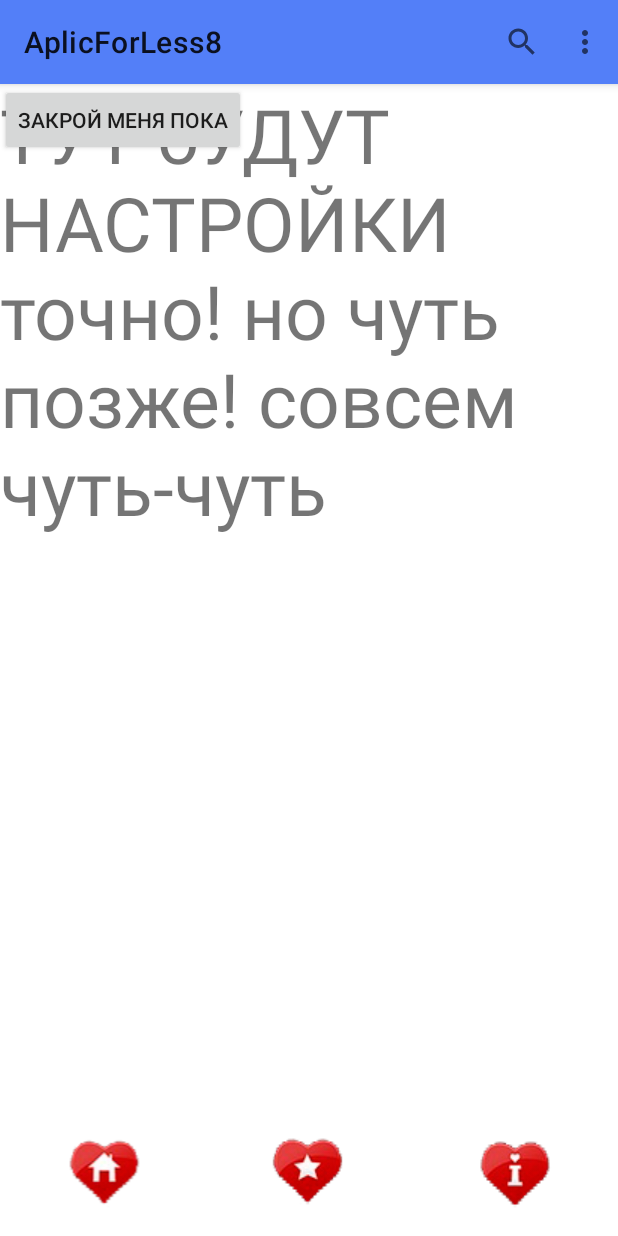
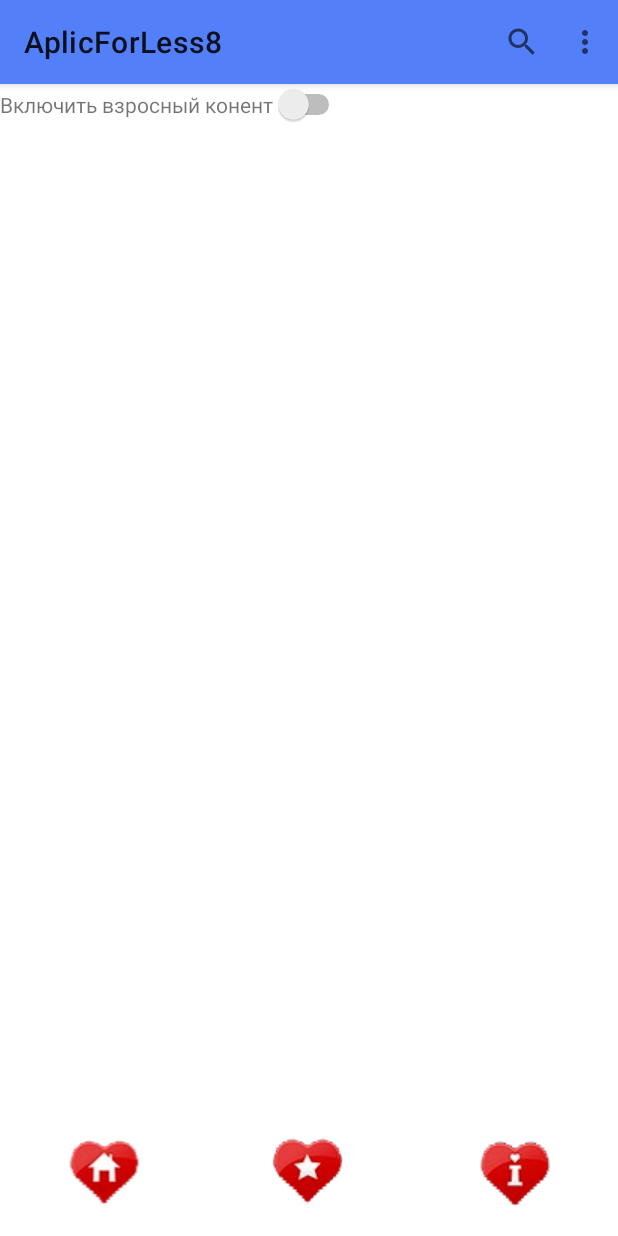
Before and after one commit to aleks-hd/AplicForLess8, an Android app: the screen it shows after launch (MainActivity), in the options menu, after a tap on "Натсройки", on a phone screen of 412 x 824 dp. Run offline under Robolectric (Android 15) with nearby library versions, the phone set to English and light mode, and no system bars; libraries missing offline, so code that uses them is left out: coil.api.load; pictures from the network do not load.

Commit message:
Работает фильтр взрослый/детский контент (-18)

```diff
--- a/app/src/main/java/com/hfad/aplicforless8/model/Films.kt
+++ b/app/src/main/java/com/hfad/aplicforless8/model/Films.kt
@@ -8,5 +8,6 @@ data class ResulltFilm(
    val id : Int?,
    val title : String?,
    val poster_path: String?,
-   val overview:String?
+   val overview:String?,
+   val adult:Boolean?
 )
--- a/app/src/main/java/com/hfad/aplicforless8/view/MainActivity.kt
+++ b/app/src/main/java/com/hfad/aplicforless8/view/MainActivity.kt
@@ -49,6 +49,7 @@ class MainActivity : AppCompatActivity() {
 
     private fun getSearchFilm(name: String?) {
 //тут будет функция для поиска фильмов
+
     }
 
     override fun onOptionsItemSelected(item: MenuItem): Boolean {
--- a/app/src/main/java/com/hfad/aplicforless8/view/MainFragment.kt
+++ b/app/src/main/java/com/hfad/aplicforless8/view/MainFragment.kt
@@ -1,10 +1,13 @@
 package com.hfad.aplicforless8.view
 
+import android.content.Context
+import android.content.SharedPreferences
 import android.os.Bundle
 import androidx.fragment.app.Fragment
 import android.view.LayoutInflater
 import android.view.View
 import android.view.ViewGroup
+import android.widget.Toast
 import androidx.lifecycle.Observer
 import androidx.recyclerview.widget.LinearLayoutManager
 import androidx.recyclerview.widget.RecyclerView
@@ -17,33 +20,42 @@ import com.hfad.aplicforless8.model.ResulltFilm
 
 import com.hfad.aplicforless8.viewmodel.MainViewModel
 
+private const val KEY = "CHEK"
 
 class MainFragment : Fragment() {
 
     private var viewModel: MainViewModel = MainViewModel()
-    private var _binding : FragmentMainBinding? = null
+    private var _binding: FragmentMainBinding? = null
     private val binding get() = _binding!!
-
-     var listFilm : List<ResulltFilm> = listOf()
+    private var adult: Boolean = false
+    var listFilm: List<ResulltFilm> = listOf()
     private var adapter = MainAdapter()
 
 
+    override fun onCreateView(
+        inflater: LayoutInflater, container: ViewGroup?,
+        savedInstanceState: Bundle?
+    ): View? {
 
-    override fun onCreateView(inflater: LayoutInflater, container: ViewGroup?,
-                              savedInstanceState: Bundle?): View? {
-        _binding = FragmentMainBinding.inflate(inflater,container,false)
+        _binding = FragmentMainBinding.inflate(inflater, container, false)
         return binding.root
 
     }
 
     override fun onActivityCreated(savedInstanceState: Bundle?) {
         super.onActivityCreated(savedInstanceState)
+        activity?.let {
+            adult = it.getPreferences(Context.MODE_PRIVATE).getBoolean(KEY, false)
+        }
+
+
 
         viewModel.getLiveData().observe(viewLifecycleOwner, Observer { render(it) })
         binding.recyclerContainer.adapter = adapter
-        binding.recyclerContainer.layoutManager = LinearLayoutManager(context, RecyclerView.HORIZONTAL, false)
+        binding.recyclerContainer.layoutManager =
+            LinearLayoutManager(context, RecyclerView.HORIZONTAL, false)
 
-        adapter.setOnClickListener(object : MainAdapter.ClickEventHandler{
+        adapter.setOnClickListener(object : MainAdapter.ClickEventHandler {
             override fun forwardClick(film: ResulltFilm) {
                 var filmk = film
                 activity?.supportFragmentManager?.beginTransaction()
@@ -56,10 +68,12 @@ class MainFragment : Fragment() {
         viewModel.getDataFromServer()
         binding.sendToServer.setOnClickListener {
         }
+
+
     }
 
     private fun render(it: AppState?) {
-        when(it){
+        when (it) {
             is AppState.Success -> {
                 val listFilms = it.listFilms
 
@@ -67,13 +81,24 @@ class MainFragment : Fragment() {
             }
         }
     }
+
     //array
     private fun setData(listFilms1: Films?) {
 
         val idFilm = listFilms1?.results
         if (idFilm != null) {
+            if (!adult) {
+                val idFilmKinds = mutableListOf<ResulltFilm>()
+                for (i in idFilm.indices) {
+                    if (idFilm[i].adult == false) {
+                        idFilmKinds.add(idFilm[i])
+                    }
+                }
+                adapter.setFilms(idFilmKinds)
+            } else {
                 listFilm = idFilm
                 adapter.setFilms(listFilm)
+            }
         }
     }
 
@@ -83,10 +108,8 @@ class MainFragment : Fragment() {
     }
 
     companion object {
-       fun newInstance() =MainFragment()
+        fun newInstance() = MainFragment()
     }
 
 
-
-
 }
--- a/app/src/main/java/com/hfad/aplicforless8/view/SettingFragment.kt
+++ b/app/src/main/java/com/hfad/aplicforless8/view/SettingFragment.kt
@@ -1,18 +1,18 @@
 package com.hfad.aplicforless8.view
 
+import android.content.Context
 import android.os.Bundle
 import androidx.fragment.app.Fragment
 import android.view.LayoutInflater
 import android.view.View
 import android.view.ViewGroup
-import com.hfad.aplicforless8.R
-import com.hfad.aplicforless8.databinding.FragmentMainBinding
-import com.hfad.aplicforless8.databinding.FragmentMenuBinding
+import android.widget.CompoundButton
+import android.widget.Toast
 import com.hfad.aplicforless8.databinding.FragmentSettingBinding
 
-
+private  const val KEY = "CHEK"
 class SettingFragment : Fragment() {
-
+    private val IS_WORLD_KEY : Boolean = false
     private var _binding : FragmentSettingBinding? = null
     private val binding get() = _binding!!
     override fun onCreateView(
@@ -25,12 +25,38 @@ class SettingFragment : Fragment() {
 
     override fun onActivityCreated(savedInstanceState: Bundle?) {
         super.onActivityCreated(savedInstanceState)
+       wer()
+        binding.switch18.setOnCheckedChangeListener(object : CompoundButton.OnCheckedChangeListener{
+            override fun onCheckedChanged(p0: CompoundButton?, boolean: Boolean) {
+
+                getReadSettings(boolean)
+            }
+
+        })
 
     }
+  fun  wer(){
+      activity?.let {
+          if (it.getPreferences(Context.MODE_PRIVATE).getBoolean(KEY, false)) {
+              binding.switch18.isChecked=true
+              Toast.makeText(context,"true",Toast.LENGTH_LONG).show()
+          } else {
+              binding.switch18.isChecked=false
+              Toast.makeText(context,"false",Toast.LENGTH_LONG).show()
+          }
+      }
+         }
+    private fun getReadSettings(boolean: Boolean) {
 
+        var setting = boolean
+      val sharedPref = activity?.getPreferences(Context.MODE_PRIVATE) ?: return
+        with (sharedPref.edit()) {
+            putBoolean(KEY, setting)
+            apply()
+        }
+    }
 
     companion object {
-
         @JvmStatic
         fun newInstance() = SettingFragment()
     }
--- a/app/src/main/res/layout/fragment_setting.xml
+++ b/app/src/main/res/layout/fragment_setting.xml
@@ -1,20 +1,22 @@
 <?xml version="1.0" encoding="utf-8"?>
-<FrameLayout xmlns:android="http://schemas.android.com/apk/res/android"
+<androidx.appcompat.widget.LinearLayoutCompat xmlns:android="http://schemas.android.com/apk/res/android"
     xmlns:tools="http://schemas.android.com/tools"
     android:layout_width="match_parent"
     android:layout_height="match_parent"
+        android:orientation="horizontal"
     tools:context=".view.SettingFragment">
 
-
     <TextView
-        android:layout_width="match_parent"
-        android:layout_height="match_parent"
-        android:text="ТУТ бУДУТ НАСТРОЙКИ точно! но чуть позже! совсем чуть-чуть"
-        android:textSize="50sp"/>
-
-    <androidx.appcompat.widget.AppCompatButton
-       android:id="@+id/closeFragment"
+        android:id="@+id/textView"
         android:layout_width="wrap_content"
         android:layout_height="wrap_content"
-        android:text="Закрой меня пока"/>
-</FrameLayout>
+        android:text="Включить взросный конент" />
+
+    <Switch
+        android:id="@+id/switch_18"
+        android:layout_width="wrap_content"
+        android:layout_height="wrap_content"
+        android:checked="false"/>
+
+
+</androidx.appcompat.widget.LinearLayoutCompat>
```
Lines whose indentation alone changed are shown as unchanged.
